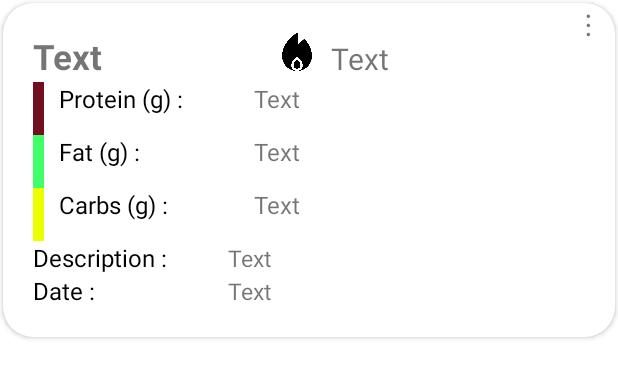
After one commit to it20620202/SmartDairy2022, an Android app: the layout layout_item.xml on its own in the app's theme, with its tools: preview values and no code run, on a phone screen of 412 x 824 dp. The commit adds this screen. Shown: the top 378 px of the screen. Run offline under Robolectric (Android 15) with nearby library versions, the phone set to English and light mode, and no system bars.

Commit message:
fitness-comit

```diff
--- a/app/src/main/res/layout/activity_create.xml
+++ b/app/src/main/res/layout/activity_create.xml
@@ -5,7 +5,7 @@
     android:layout_width="match_parent"
     android:layout_height="match_parent"
     android:background="@color/grey"
-    tools:context=".MainActivity">
+    tools:context=".MealCreate">
 
 
     <ImageView
--- /dev/null
+++ b/app/src/main/res/layout/layout_item.xml
@@ -0,0 +1,182 @@
+<?xml version="1.0" encoding="utf-8"?>
+<androidx.cardview.widget.CardView xmlns:android="http://schemas.android.com/apk/res/android"
+    android:layout_width="match_parent"
+    android:layout_height="wrap_content"
+    xmlns:app="http://schemas.android.com/apk/res-auto"
+    android:layout_margin="2dp"
+    android:layout_marginStart="20dp"
+    app:cardCornerRadius="20dp"
+    android:layout_marginTop="20dp">
+    <TextView
+        android:layout_width="20dp"
+        android:layout_height="wrap_content"
+        android:text="&#8942;"
+        android:textSize="20sp"
+        android:id="@+id/txt_option"
+        android:layout_gravity="right"
+        />
+
+    <LinearLayout
+        android:layout_width="match_parent"
+        android:layout_height="wrap_content"
+        android:orientation="vertical"
+        >
+
+
+<!--            <TextView-->
+<!--                        android:id="@+id/txt_name"-->
+<!--                        android:layout_width="324dp"-->
+<!--                        android:layout_height="wrap_content"-->
+<!--                        android:layout_marginBottom="5dp"-->
+<!--                        android:text="Text"-->
+<!--                        android:textSize="20sp" />-->
+
+
+        <LinearLayout
+            android:layout_width="match_parent"
+            android:layout_height="wrap_content"
+            android:orientation="horizontal"
+            android:layout_marginStart="20dp"
+            android:layout_marginTop="20dp">
+
+            <TextView
+                android:id="@+id/txt_MLname"
+                android:layout_width="163dp"
+                android:layout_height="wrap_content"
+                android:text="Text"
+                android:textSize="23dp"
+                android:textStyle="bold"
+                />
+            <ImageView
+                android:layout_width="25dp"
+                android:layout_height="25dp"
+                android:src="@drawable/calories" />
+            <TextView
+                android:id="@+id/txt_calories"
+                android:layout_width="match_parent"
+                android:layout_height="wrap_content"
+                android:layout_marginBottom="5dp"
+                android:text="Text"
+                android:textSize="20sp"
+                android:layout_marginStart="10dp"/>
+
+        </LinearLayout>
+
+    <LinearLayout
+        android:layout_width="match_parent"
+        android:layout_height="wrap_content"
+        android:orientation="horizontal"
+        android:layout_marginStart="20dp">
+        <ImageView
+            android:layout_width="7dp"
+            android:layout_height="35dp"
+            android:background="@color/indigo" />
+        <TextView
+            android:layout_width="130dp"
+            android:layout_height="wrap_content"
+            android:text="Protein (g) :"
+            android:textColor="@color/black"
+            android:textSize="16dp"
+            android:layout_marginStart="10dp"/>
+        <TextView
+            android:id="@+id/txt_protein"
+            android:layout_width="match_parent"
+            android:layout_height="wrap_content"
+            android:text="Text"
+            android:textSize="16dp" />
+    </LinearLayout>
+    <LinearLayout
+        android:layout_width="match_parent"
+        android:layout_height="wrap_content"
+        android:orientation="horizontal"
+        android:layout_marginStart="20dp">
+        <ImageView
+            android:layout_width="7dp"
+            android:layout_height="35dp"
+            android:background="@color/green" />
+        <TextView
+            android:layout_width="130dp"
+            android:layout_height="wrap_content"
+            android:text="Fat (g) :"
+            android:textColor="@color/black"
+            android:textSize="16dp"
+            android:layout_marginStart="10dp"/>
+        <TextView
+            android:id="@+id/txt_fat"
+            android:layout_width="match_parent"
+            android:layout_height="wrap_content"
+            android:text="Text"
+            android:textSize="16dp" />
+    </LinearLayout>
+    <LinearLayout
+        android:layout_width="match_parent"
+        android:layout_height="wrap_content"
+        android:orientation="horizontal"
+        android:layout_marginStart="20dp">
+        <ImageView
+            android:layout_width="7dp"
+            android:layout_height="35dp"
+            android:background="@color/yellow" />
+        <TextView
+            android:layout_width="130dp"
+            android:layout_height="wrap_content"
+            android:text="Carbs (g) :"
+            android:textColor="@color/black"
+            android:textSize="16dp"
+            android:layout_marginStart="10dp"
+            />
+        <TextView
+            android:id="@+id/txt_carbs"
+            android:layout_width="match_parent"
+            android:layout_height="wrap_content"
+            android:layout_marginBottom="5dp"
+            android:text="Text"
+            android:textSize="16dp" />
+    </LinearLayout>
+
+    <LinearLayout
+        android:layout_width="match_parent"
+        android:layout_height="wrap_content"
+        android:orientation="horizontal"
+        android:layout_marginStart="20dp">
+
+        <TextView
+            android:layout_width="130dp"
+            android:layout_height="wrap_content"
+            android:text="Description :"
+            android:textColor="@color/black"
+            android:textSize="16dp" />
+        <TextView
+            android:id="@+id/txt_description"
+            android:layout_width="match_parent"
+            android:layout_height="wrap_content"
+            android:text="Text"
+            android:textSize="15sp" />
+    </LinearLayout>
+    <LinearLayout
+        android:layout_width="match_parent"
+        android:layout_height="wrap_content"
+        android:orientation="horizontal"
+        android:layout_marginStart="20dp"
+        android:layout_marginBottom="20dp"
+        android:layout_marginLeft="20dp"
+        android:layout_marginRight="20dp">
+
+        <TextView
+            android:layout_width="130dp"
+            android:layout_height="wrap_content"
+            android:text="Date :"
+            android:textColor="@color/black"
+            android:textSize="16dp" />
+        <TextView
+            android:id="@+id/txt_date"
+            android:layout_width="match_parent"
+            android:layout_height="wrap_content"
+            android:text="Text"
+            android:textSize="15sp" />
+    </LinearLayout>
+
+    </LinearLayout>
+
+
+</androidx.cardview.widget.CardView>
--- /dev/null
+++ b/app/src/main/res/menu/option_menu.xml
@@ -0,0 +1,10 @@
+<?xml version="1.0" encoding="utf-8"?>
+<menu xmlns:android="http://schemas.android.com/apk/res/android">
+    <item
+        android:id="@+id/menu_edit"
+        android:title="Edit"/>
+    <item
+        android:id="@+id/menu_delete"
+        android:title="delete"/>
+
+</menu>
--- a/app/src/main/res/values/colors.xml
+++ b/app/src/main/res/values/colors.xml
@@ -11,4 +11,10 @@
     <color name="blue_shade_1">#0e2433</color>
     <color name="blue_shade_2">#1C4966</color>
     <color name="mtrl_textinput_default_box_stroke_color" tools:overrise="true">#296098</color>
+    <color name="blackgrey">#6D6D6D</color>
+    <color name="grey">#EEF2F2</color>
+    <color name="blue">#43BDBD</color>
+    <color name="indigo">#710E1F</color>
+    <color name="green">#41FF6B</color>
+    <color name="yellow">#EBFF00</color>
 </resources>
```
